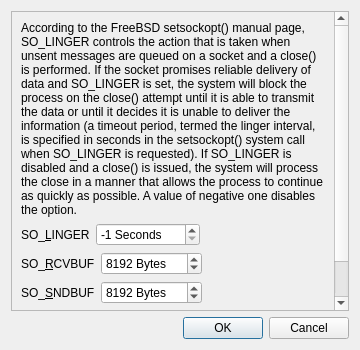
Before: the Qt Designer form branches/trunk/UI/spot-on-socket-options.ui in textbrowser/spot-on, drawn with Qt 5.
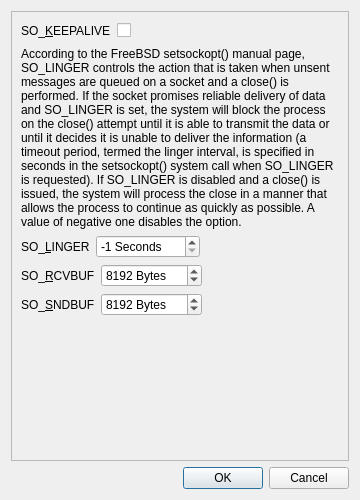
After: the same form once the commit is applied. Icons and pictures are not drawn.

Commit message: SO_KEEPALIVE.

```diff
--- a/branches/trunk/UI/spot-on-socket-options.ui
+++ b/branches/trunk/UI/spot-on-socket-options.ui
@@ -7,7 +7,7 @@
     <x>0</x>
     <y>0</y>
     <width>360</width>
-    <height>350</height>
+    <height>500</height>
    </rect>
   </property>
   <property name="windowIcon">
@@ -24,12 +24,46 @@
       <property name="geometry">
        <rect>
         <x>0</x>
-        <y>-105</y>
-        <width>326</width>
-        <height>404</height>
+        <y>0</y>
+        <width>340</width>
+        <height>449</height>
        </rect>
       </property>
       <layout class="QVBoxLayout" name="verticalLayout_2">
+       <item>
+        <layout class="QHBoxLayout" name="horizontalLayout_4">
+         <item>
+          <widget class="QLabel" name="label_5">
+           <property name="text">
+            <string>SO_&amp;KEEPALIVE</string>
+           </property>
+           <property name="buddy">
+            <cstring>so_linger</cstring>
+           </property>
+          </widget>
+         </item>
+         <item>
+          <widget class="QCheckBox" name="so_keepalive">
+           <property name="text">
+            <string/>
+           </property>
+          </widget>
+         </item>
+         <item>
+          <spacer name="horizontalSpacer_4">
+           <property name="orientation">
+            <enum>Qt::Horizontal</enum>
+           </property>
+           <property name="sizeHint" stdset="0">
+            <size>
+             <width>40</width>
+             <height>20</height>
+            </size>
+           </property>
+          </spacer>
+         </item>
+        </layout>
+       </item>
        <item>
         <widget class="QLabel" name="label_2">
          <property name="text">
```
Left out of the diff: 2 changed lines with no effect on the pictures. The commit also changes 7 other files.
